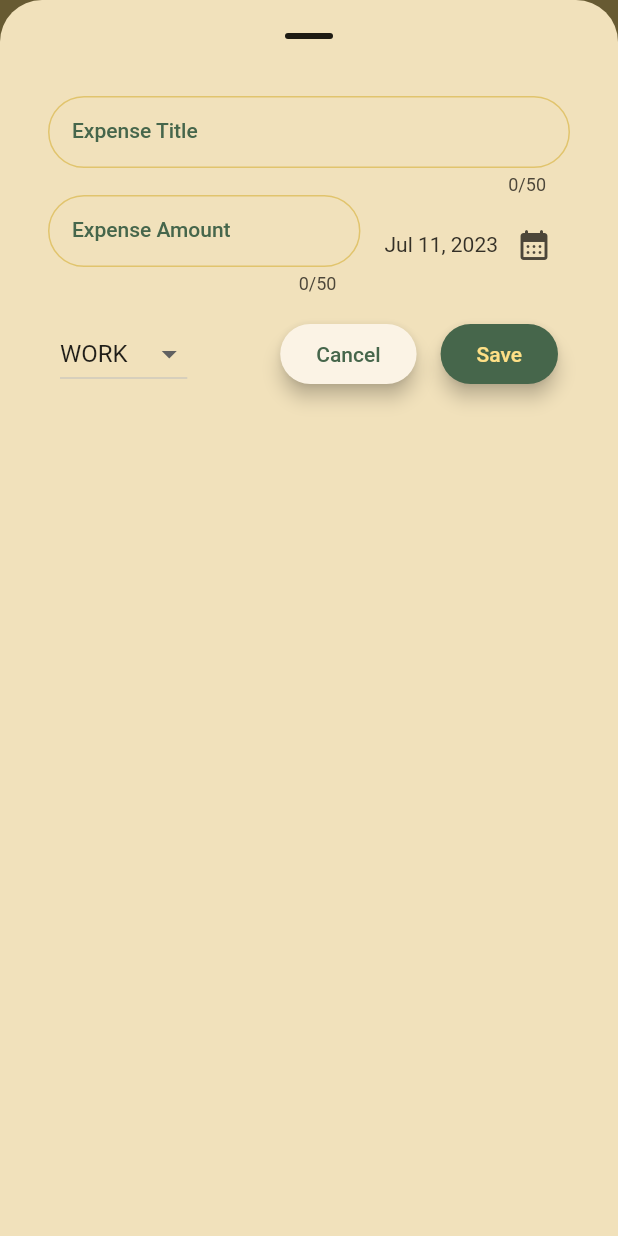
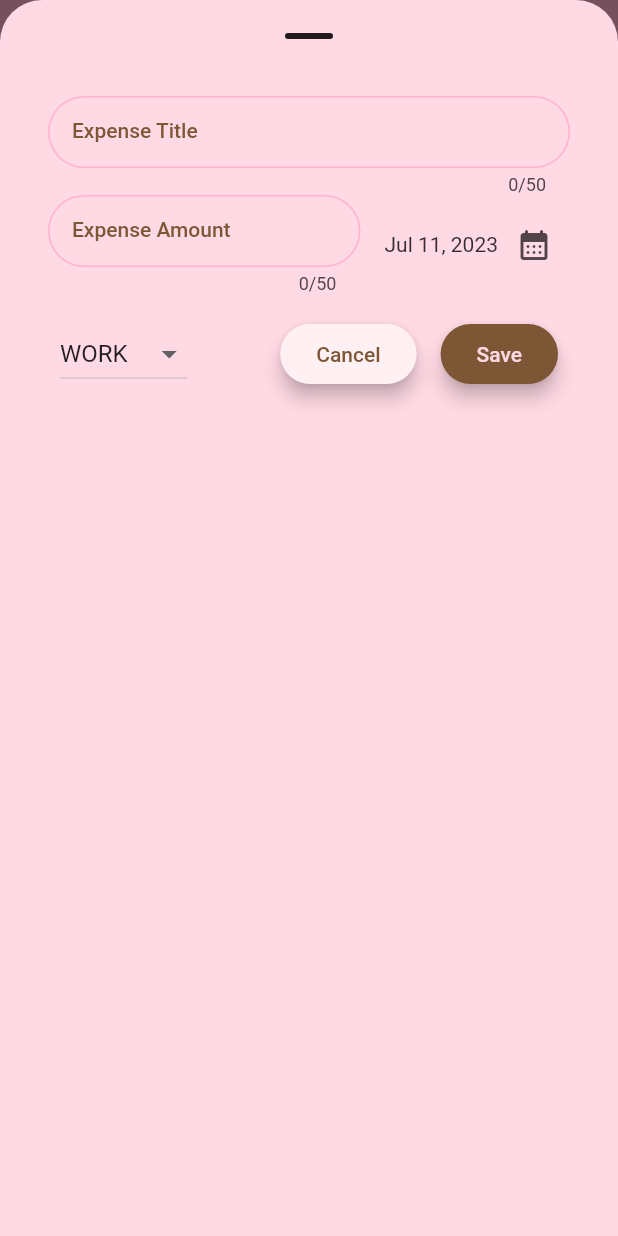
Before and after one commit to jaspal007/Expense-Tracker, a Flutter app: the screen it shows after launch, after a tap on the "add" icon, on a phone screen of 412 x 824 dp. Run offline on Flutter 3.47's test engine with Material 2 defaults, Android fonts, the phone set to English and light mode, and no system bars.

Commit message:
responsive app build

```diff
--- a/lib/main.dart
+++ b/lib/main.dart
@@ -52,7 +52,7 @@ Map<BackgroundColors, Color> backGround = {
 };
 
 final ValueNotifier<BackgroundColors> backgroundColors =
-    ValueNotifier(BackgroundColors.yellow);
+    ValueNotifier(BackgroundColors.pink);
 ValueNotifier<Color> seedColor =
     ValueNotifier(backGround[backgroundColors.value]!);
 
--- a/lib/widget/expenses.dart
+++ b/lib/widget/expenses.dart
@@ -66,7 +66,8 @@ class _ExpensesState extends State<Expenses> {
     Widget mainContent = const Text('Nothing to display');
     if (registeredExpense.isNotEmpty) {
       mainContent = (width < 600)
-          ? Column(
+          ? SafeArea(
+              child: Column(
                 mainAxisAlignment: MainAxisAlignment.center,
                 children: [
                   Chart(expenses: registeredExpense),
@@ -75,8 +76,11 @@ class _ExpensesState extends State<Expenses> {
                     onRemoveExpense: removeExpense,
                   ),
                 ],
+              ),
             )
-          : Row(
+          : SafeArea(
+              left: false,
+              child: Row(
                 children: [
                   Expanded(
                     child: Chart(expenses: registeredExpense),
@@ -86,6 +90,7 @@ class _ExpensesState extends State<Expenses> {
                     onRemoveExpense: removeExpense,
                   ),
                 ],
+              ),
             );
     }
 
--- a/lib/widget/new_expense.dart
+++ b/lib/widget/new_expense.dart
@@ -100,7 +100,8 @@ class _NewExpenseState extends State<NewExpense> {
         print(constraints.maxHeight);
         final width = constraints.maxWidth;
 
-        return SizedBox(
+        return SafeArea(
+          child: SizedBox(
             width: double.infinity,
             height: double.infinity,
             child: SingleChildScrollView(
@@ -139,7 +140,8 @@ class _NewExpenseState extends State<NewExpense> {
                       Row(
                         children: [
                           Padding(
-                          padding: const EdgeInsets.symmetric(horizontal: 8.0),
+                            padding:
+                                const EdgeInsets.symmetric(horizontal: 8.0),
                             child: DropdownButton(
                               value: _category,
                               items: Category.values.map((value) {
@@ -264,7 +266,8 @@ class _NewExpenseState extends State<NewExpense> {
                                   child: const Text('Cancel'),
                                 ),
                                 const Padding(
-                                padding: EdgeInsets.symmetric(horizontal: 8.0),
+                                  padding:
+                                      EdgeInsets.symmetric(horizontal: 8.0),
                                 ),
                                 ElevatedButton(
                                   onPressed: () async {
@@ -293,6 +296,7 @@ class _NewExpenseState extends State<NewExpense> {
                 ),
               ),
             ),
+          ),
         );
       },
     );
```
Lines whose indentation alone changed are shown as unchanged.
